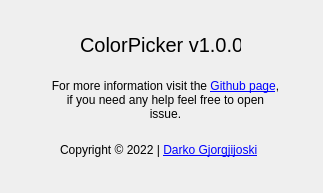
This is src/dialogabout.ui in gdarko/ColorPicker as Qt 5 draws it before an edit. The edited form follows.
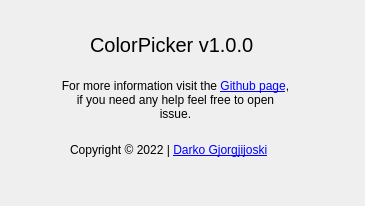
This is the edited form.

Commit message: Update about dialog

What changed in the file:
```diff
--- a/src/dialogabout.ui
+++ b/src/dialogabout.ui
@@ -6,8 +6,8 @@
    <rect>
     <x>0</x>
     <y>0</y>
-    <width>323</width>
-    <height>193</height>
+    <width>365</width>
+    <height>206</height>
    </rect>
   </property>
   <property name="windowTitle">
@@ -16,10 +16,10 @@
   <widget class="QLabel" name="label">
    <property name="geometry">
     <rect>
-     <x>60</x>
+     <x>70</x>
      <y>140</y>
-     <width>201</width>
-     <height>20</height>
+     <width>241</width>
+     <height>21</height>
     </rect>
    </property>
    <property name="text">
@@ -29,9 +29,9 @@
   <widget class="QLabel" name="label_2">
    <property name="geometry">
     <rect>
-     <x>80</x>
+     <x>90</x>
      <y>20</y>
-     <width>161</width>
+     <width>171</width>
      <height>51</height>
     </rect>
    </property>
@@ -48,7 +48,7 @@
   <widget class="QLabel" name="label_3">
    <property name="geometry">
     <rect>
-     <x>50</x>
+     <x>60</x>
      <y>70</y>
      <width>231</width>
      <height>61</height>
```
Left out of the diff: 2 changed lines with no effect on the pictures.
